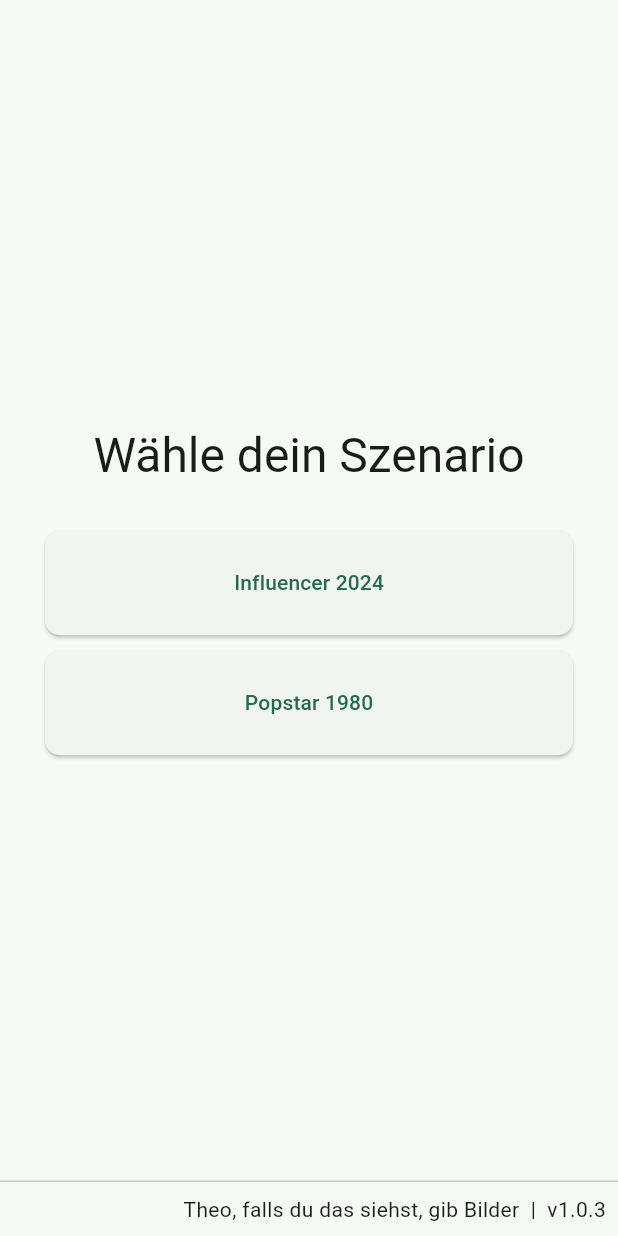
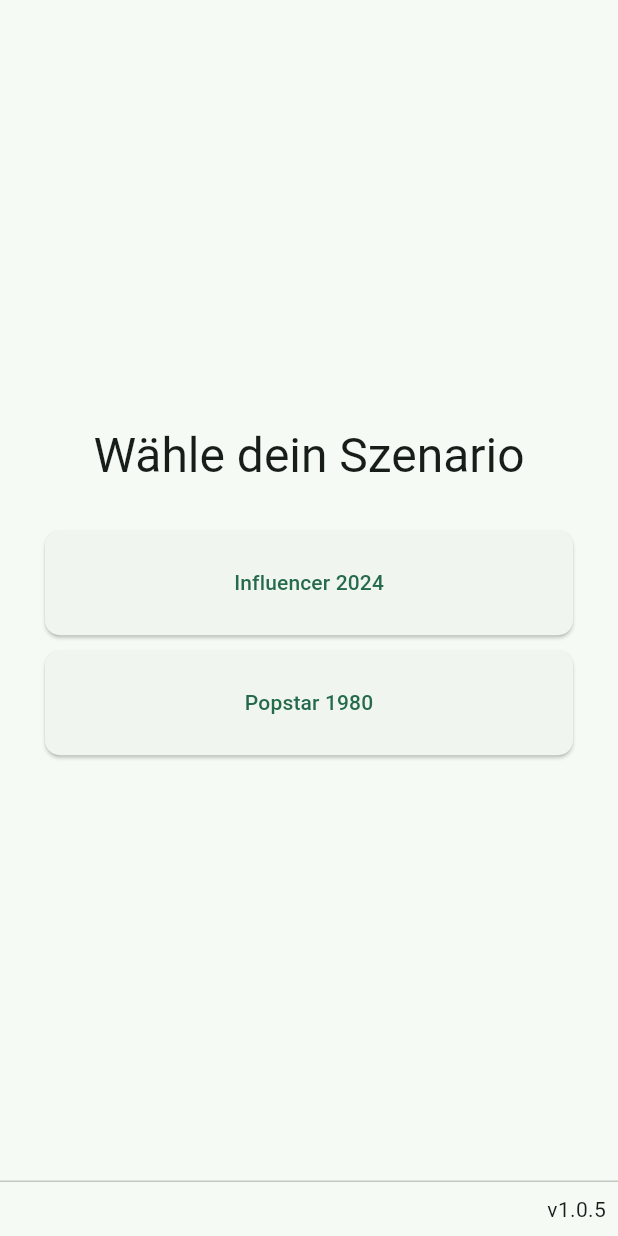
Before and after one commit to Amtolam/textadventure, a Flutter app: the screen it shows after launch, on a phone screen of 412 x 824 dp. Run offline on Flutter 3.47's test engine with Material 3 defaults, Android fonts, the phone set to English and light mode, and no system bars.

Commit message:
.0.5 just for testing

```diff
--- a/lib/pages/selection_page.dart
+++ b/lib/pages/selection_page.dart
@@ -7,7 +7,7 @@ class SelectionPage extends StatelessWidget {
   @override
   Widget build(BuildContext context) {
     return Scaffold(
-      persistentFooterButtons: [const Text("Theo, falls du das siehst, gib Bilder  |  v1.0.3")],
+      persistentFooterButtons: [const Text("v1.0.5")],
       body: Padding(
         padding: const EdgeInsets.all(30),
         child: Center(
```
